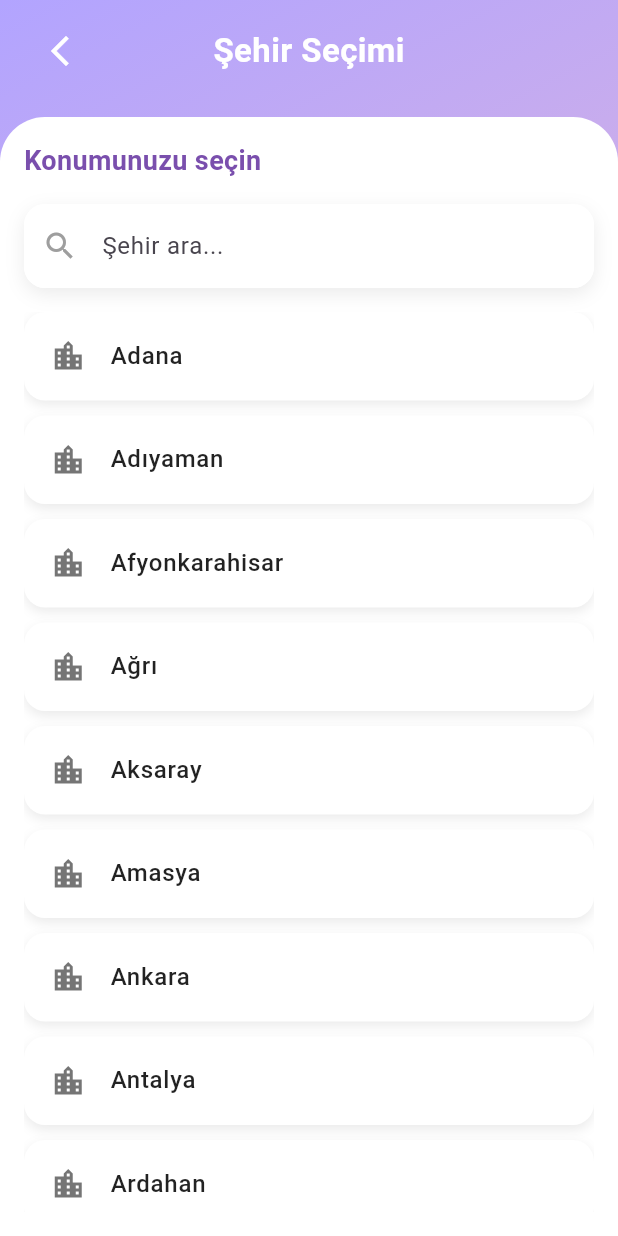
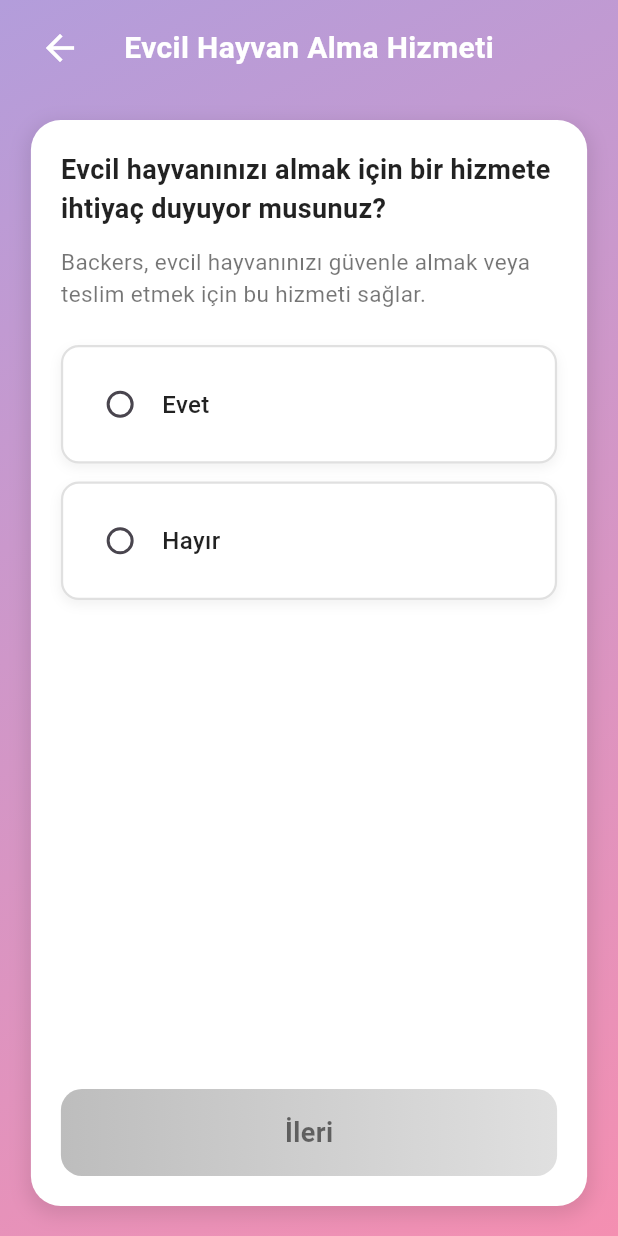
Before and after one commit to iremsuerdemir/Zoozy, a Flutter app: the screen it shows after launch, on a phone screen of 412 x 824 dp. Run offline on Flutter 3.47's test engine with Material 3 defaults, Android fonts, the phone set to English and light mode, and no system bars; our stand-ins replace firebase_auth, firebase_core, font_awesome_flutter, google_sign_in, image_picker, intl_phone_field and 3 more; missing offline and left inert: flutter_facebook_auth; accounts and stored records are empty.

Commit message:
Evcil hayvan alımı ekranı (pet_pickup_page) tasarlandı.

```diff
--- a/lib/main.dart
+++ b/lib/main.dart
@@ -9,6 +9,7 @@ import 'package:flutter_facebook_auth/flutter_facebook_auth.dart';
 import 'package:zoozy/screens/my_cities_page.dart';
 import 'package:zoozy/screens/my_pets_page.dart';
 import 'package:zoozy/screens/pet_gender_page.dart';
+import 'package:zoozy/screens/pet_pickup_page.dart';
 import 'package:zoozy/screens/profile_screen.dart';
 import 'package:zoozy/screens/promotions_coupons_Screen.dart';
 import 'package:zoozy/screens/reguests_screen.dart';
@@ -65,7 +66,7 @@ class MyApp extends StatelessWidget {
       theme: ThemeData(
         colorScheme: ColorScheme.fromSeed(seedColor: Colors.deepPurple),
       ),
-      home: MyCitiesPage(),
+      home: PetPickupPage(),
     );
   }
 }
--- a/lib/screens/edit_profile.dart
+++ b/lib/screens/edit_profile.dart
@@ -7,6 +7,8 @@ import 'package:image_picker/image_picker.dart';
 import 'package:shared_preferences/shared_preferences.dart';
 import 'package:path_provider/path_provider.dart';
 import 'package:path/path.dart' as p;
+import 'package:intl_phone_field/intl_phone_field.dart';
+import 'package:mask_text_input_formatter/mask_text_input_formatter.dart';
 
 class EditProfileScreen extends StatefulWidget {
   const EditProfileScreen({Key? key}) : super(key: key);
@@ -26,6 +28,9 @@ class _EditProfileScreenState extends State<EditProfileScreen> {
 
   Color _emailFieldColor = Colors.grey[100]!;
   Color _phoneFieldColor = Colors.grey[100]!;
+
+  final maskFormatter = MaskTextInputFormatter(
+      mask: '(###) ### ## ##', filter: {"#": RegExp(r'[0-9]')});
 
   @override
   void initState() {
@@ -77,7 +82,8 @@ class _EditProfileScreenState extends State<EditProfileScreen> {
     bool isEmailValid =
         RegExp(r"^[a-zA-Z0-9._%+-]+@[a-zA-Z0-9.-]+\.[a-zA-Z]{2,}$")
             .hasMatch(email);
-    bool isPhoneValid = RegExp(r"^0\d{10}$").hasMatch(phone);
+    bool isPhoneValid =
+        RegExp(r"^\d{10}$").hasMatch(maskFormatter.getUnmaskedText());
 
     setState(() {
       _emailFieldColor = isEmailValid ? Colors.grey[100]! : Colors.red[100]!;
@@ -98,7 +104,7 @@ class _EditProfileScreenState extends State<EditProfileScreen> {
     final prefs = await SharedPreferences.getInstance();
     await prefs.setString('username', _usernameController.text);
     await prefs.setString('email', email);
-    await prefs.setString('phone', phone);
+    await prefs.setString('phone', maskFormatter.getUnmaskedText());
 
     Uint8List? imageBytes;
 
@@ -280,12 +286,31 @@ class _EditProfileScreenState extends State<EditProfileScreen> {
                     initialValue: '7692003@gmail.com',
                   ),
                   const SizedBox(height: 16),
-                  _buildInputField(
+                  IntlPhoneField(
                     controller: _phoneController,
-                    labelText: 'Telefon',
+                    initialCountryCode: 'TR',
                     keyboardType: TextInputType.phone,
+                    inputFormatters: [maskFormatter],
+                    decoration: InputDecoration(
+                      labelText: 'Telefon',
+                      filled: true,
+                      fillColor: _phoneFieldColor,
+                      border: OutlineInputBorder(
+                        borderRadius: BorderRadius.circular(12),
+                        borderSide: BorderSide.none,
+                      ),
+                      contentPadding: const EdgeInsets.symmetric(
+                          horizontal: 16, vertical: 14),
+                    ),
+                    onChanged: (phone) {
+                      setState(() {}); // karakter sayacını güncelle
+                    },
+                    onCountryChanged: (country) {
+                      print(
+                          'Seçilen ülke: ${country.name}, kod: ${country.dialCode}');
+                    },
                   ),
-                  const SizedBox(height: 24),
+                  const SizedBox(height: 16),
                   _buildListTile(title: 'Hakkımda', onTap: () {}),
                   const SizedBox(height: 8),
                   _buildListTile(title: 'Rozetlerim', onTap: () {}),
--- /dev/null
+++ b/lib/screens/pet_pickup_page.dart
@@ -0,0 +1,226 @@
+import 'dart:math' as math;
+
+import 'package:flutter/material.dart';
+
+class PetPickupPage extends StatefulWidget {
+  const PetPickupPage({super.key});
+
+  @override
+  State<PetPickupPage> createState() => _PetPickupPageState();
+}
+
+class _PetPickupPageState extends State<PetPickupPage> {
+  String? _selectedOption;
+
+  void _onNext() {}
+
+  @override
+  Widget build(BuildContext context) {
+    const purpleGradient = LinearGradient(
+      colors: [Color(0xFFB39DDB), Color(0xFFF48FB1)],
+      begin: Alignment.topLeft,
+      end: Alignment.bottomRight,
+    );
+
+    final bool isButtonActive = _selectedOption != null;
+
+    return Scaffold(
+      body: Stack(
+        children: [
+          // Arka plan degrade
+          Container(
+            decoration: const BoxDecoration(gradient: purpleGradient),
+          ),
+
+          SafeArea(
+            child: Column(
+              children: [
+                // Üst başlık
+                Padding(
+                  padding:
+                      const EdgeInsets.symmetric(horizontal: 16, vertical: 8),
+                  child: Row(
+                    mainAxisAlignment: MainAxisAlignment.spaceBetween,
+                    children: [
+                      IconButton(
+                        icon: const Icon(Icons.arrow_back,
+                            color: Colors.white, size: 28),
+                        onPressed: () => Navigator.pop(context),
+                      ),
+                      const Text(
+                        "Evcil Hayvan Alma Hizmeti",
+                        style: TextStyle(
+                          color: Colors.white,
+                          fontSize: 20,
+                          fontWeight: FontWeight.bold,
+                        ),
+                      ),
+                      const SizedBox(width: 48),
+                    ],
+                  ),
+                ),
+                const SizedBox(height: 16),
+
+                // Beyaz kart
+                Expanded(
+                  child: LayoutBuilder(
+                    builder: (context, constraints) {
+                      final double maxWidth =
+                          math.min(constraints.maxWidth * 0.9, 600);
+
+                      return Center(
+                        child: Container(
+                          width: maxWidth,
+                          padding: const EdgeInsets.all(20),
+                          decoration: BoxDecoration(
+                            color: Colors.white,
+                            borderRadius: BorderRadius.circular(20),
+                            boxShadow: [
+                              BoxShadow(
+                                color: Colors.black.withOpacity(0.1),
+                                blurRadius: 10,
+                                spreadRadius: 2,
+                                offset: const Offset(0, 4),
+                              ),
+                            ],
+                          ),
+                          child: Column(
+                            crossAxisAlignment: CrossAxisAlignment.start,
+                            children: [
+                              const Text(
+                                "Evcil hayvanınızı almak için bir hizmete ihtiyaç duyuyor musunuz?",
+                                style: TextStyle(
+                                  fontSize: 18,
+                                  fontWeight: FontWeight.bold,
+                                  color: Colors.black87,
+                                ),
+                              ),
+                              const SizedBox(height: 12),
+                              const Text(
+                                "Backers, evcil hayvanınızı güvenle almak veya teslim etmek için bu hizmeti sağlar.",
+                                style: TextStyle(
+                                  fontSize: 15,
+                                  color: Colors.black54,
+                                  height: 1.4,
+                                ),
+                              ),
+                              const SizedBox(height: 24),
+
+                              _buildOptionCard("Evet"),
+                              const SizedBox(height: 12),
+                              _buildOptionCard("Hayır"),
+
+                              const Spacer(),
+
+                              // Mor degrade ileri butonu
+                              GestureDetector(
+                                onTap: isButtonActive ? _onNext : null,
+                                child: Container(
+                                  width: double.infinity,
+                                  padding:
+                                      const EdgeInsets.symmetric(vertical: 16),
+                                  decoration: BoxDecoration(
+                                    gradient: isButtonActive
+                                        ? const LinearGradient(
+                                            colors: [
+                                              Colors.purple,
+                                              Colors.deepPurpleAccent,
+                                            ],
+                                            begin: Alignment.topLeft,
+                                            end: Alignment.bottomRight,
+                                          )
+                                        : LinearGradient(
+                                            colors: [
+                                              Colors.grey.shade400,
+                                              Colors.grey.shade300,
+                                            ],
+                                          ),
+                                    borderRadius: BorderRadius.circular(14),
+                                    boxShadow: [
+                                      if (isButtonActive)
+                                        const BoxShadow(
+                                          color: Colors.purpleAccent,
+                                          blurRadius: 8,
+                                          offset: Offset(0, 4),
+                                        ),
+                                    ],
+                                  ),
+                                  child: Center(
+                                    child: Text(
+                                      "İleri",
+                                      style: TextStyle(
+                                        color: isButtonActive
+                                            ? Colors.white
+                                            : Colors.black54,
+                                        fontSize: 18,
+                                        fontWeight: FontWeight.bold,
+                                      ),
+                                    ),
+                                  ),
+                                ),
+                              ),
+                            ],
+                          ),
+                        ),
+                      );
+                    },
+                  ),
+                ),
+                const SizedBox(height: 20),
+              ],
+            ),
+          ),
+        ],
+      ),
+    );
+  }
+
+  Widget _buildOptionCard(String option) {
+    final bool isSelected = _selectedOption == option;
+
+    return InkWell(
+      onTap: () {
+        setState(() => _selectedOption = option);
+      },
+      child: Container(
+        padding: const EdgeInsets.symmetric(horizontal: 14, vertical: 14),
+        decoration: BoxDecoration(
+          color: isSelected ? Colors.purple.shade50 : Colors.white,
+          borderRadius: BorderRadius.circular(12),
+          border: Border.all(
+            color: isSelected ? Colors.purple : Colors.grey.shade300,
+            width: 1.5,
+          ),
+          boxShadow: [
+            BoxShadow(
+              color: Colors.black12.withOpacity(0.05),
+              blurRadius: 6,
+              offset: const Offset(0, 3),
+            ),
+          ],
+        ),
+        child: Row(
+          children: [
+            Radio<String>(
+              value: option,
+              groupValue: _selectedOption,
+              activeColor: Colors.purple,
+              onChanged: (value) {
+                setState(() => _selectedOption = value);
+              },
+            ),
+            const SizedBox(width: 4),
+            Text(
+              option,
+              style: TextStyle(
+                fontSize: 16,
+                color: isSelected ? Colors.purple.shade700 : Colors.black87,
+                fontWeight: FontWeight.w500,
+              ),
+            ),
+          ],
+        ),
+      ),
+    );
+  }
+}
```
Also changed, not shown: pubspec.yaml (+9 -7 lines), pubspec.lock.
